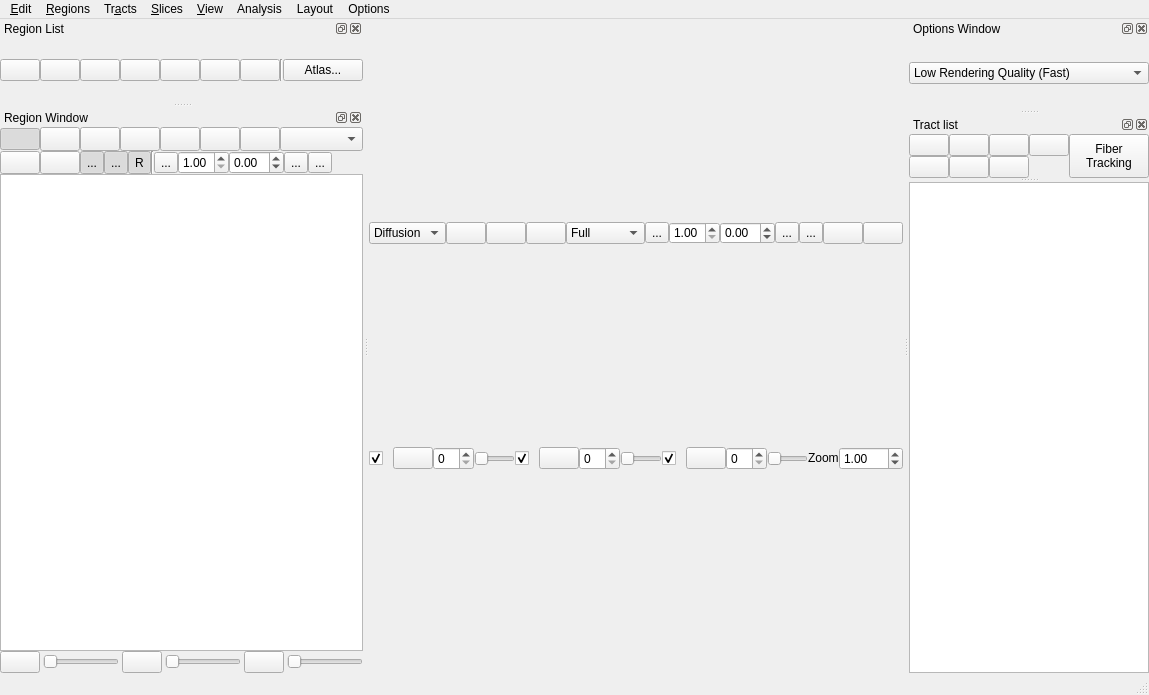
frankyeh/DSI-Studio, file tracking/tracking_window.ui: the form before one commit.
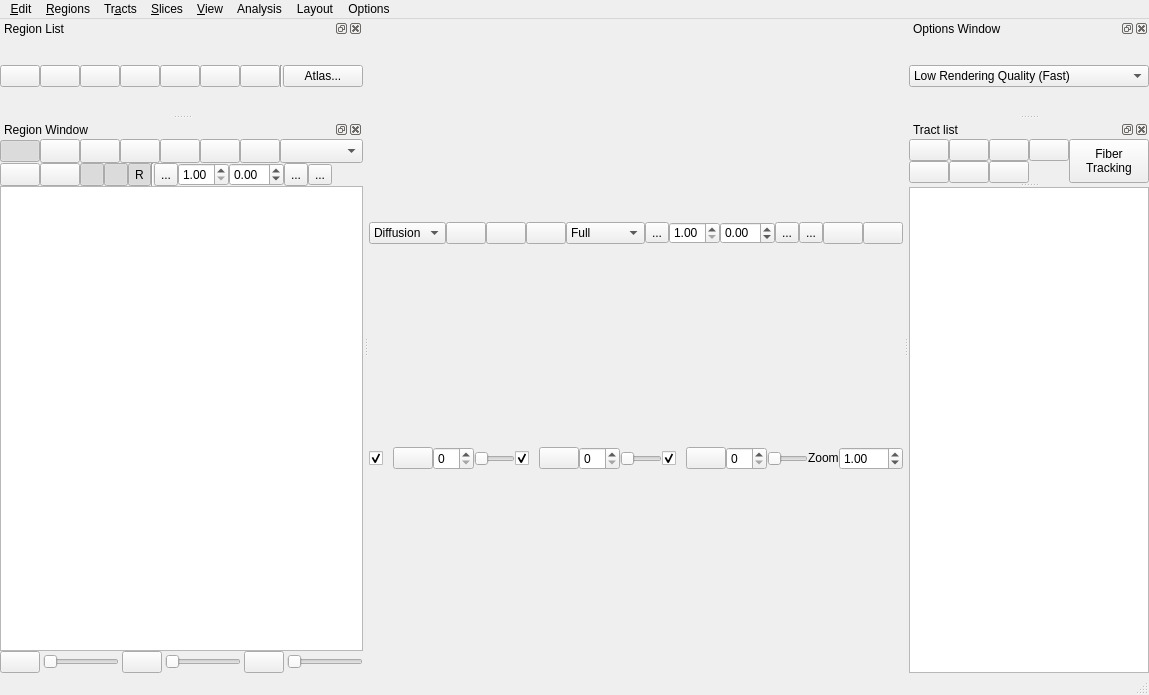
The form after the commit. Icons and pictures are not drawn. Custom widgets are drawn as their Qt base class.

Commit message: [GUI] update tracking window GUI

Patch:
```diff
--- a/tracking/tracking_window.ui
+++ b/tracking/tracking_window.ui
@@ -641,8 +641,8 @@
    </property>
    <property name="minimumSize">
     <size>
-     <width>0</width>
-     <height>0</height>
+     <width>276</width>
+     <height>48</height>
     </size>
    </property>
    <property name="maximumSize">
@@ -906,8 +906,8 @@
    </property>
    <property name="minimumSize">
     <size>
-     <width>0</width>
-     <height>0</height>
+     <width>173</width>
+     <height>44</height>
     </size>
    </property>
    <property name="windowTitle">
@@ -1263,8 +1263,8 @@
    </property>
    <property name="minimumSize">
     <size>
-     <width>0</width>
-     <height>0</height>
+     <width>197</width>
+     <height>156</height>
     </size>
    </property>
    <property name="maximumSize">
@@ -1481,7 +1481,7 @@
                </property>
                <property name="maximumSize">
                 <size>
-                 <width>40</width>
+                 <width>16777215</width>
                  <height>16777215</height>
                 </size>
                </property>
@@ -1624,8 +1624,8 @@
    </property>
    <property name="minimumSize">
     <size>
-     <width>0</width>
-     <height>0</height>
+     <width>292</width>
+     <height>171</height>
     </size>
    </property>
    <property name="floating">
@@ -2009,7 +2009,7 @@
           </sizepolicy>
          </property>
          <property name="text">
-          <string>...</string>
+          <string/>
          </property>
          <property name="icon">
           <iconset resource="../icons.qrc">
@@ -2035,7 +2035,7 @@
           </sizepolicy>
          </property>
          <property name="text">
-          <string>...</string>
+          <string/>
          </property>
          <property name="icon">
           <iconset resource="../icons.qrc">
@@ -2077,6 +2077,12 @@
        </item>
        <item>
         <widget class="QColorToolButton" name="min_color">
+         <property name="sizePolicy">
+          <sizepolicy hsizetype="Preferred" vsizetype="Preferred">
+           <horstretch>0</horstretch>
+           <verstretch>0</verstretch>
+          </sizepolicy>
+         </property>
          <property name="text">
           <string>...</string>
          </property>
@@ -2117,6 +2123,12 @@
        </item>
        <item>
         <widget class="QColorToolButton" name="max_color">
+         <property name="sizePolicy">
+          <sizepolicy hsizetype="Preferred" vsizetype="Preferred">
+           <horstretch>0</horstretch>
+           <verstretch>0</verstretch>
+          </sizepolicy>
+         </property>
          <property name="text">
           <string>...</string>
          </property>
```
Left out of the diff: 4 changed lines with no effect on the pictures. The commit also changes 1 other file.
